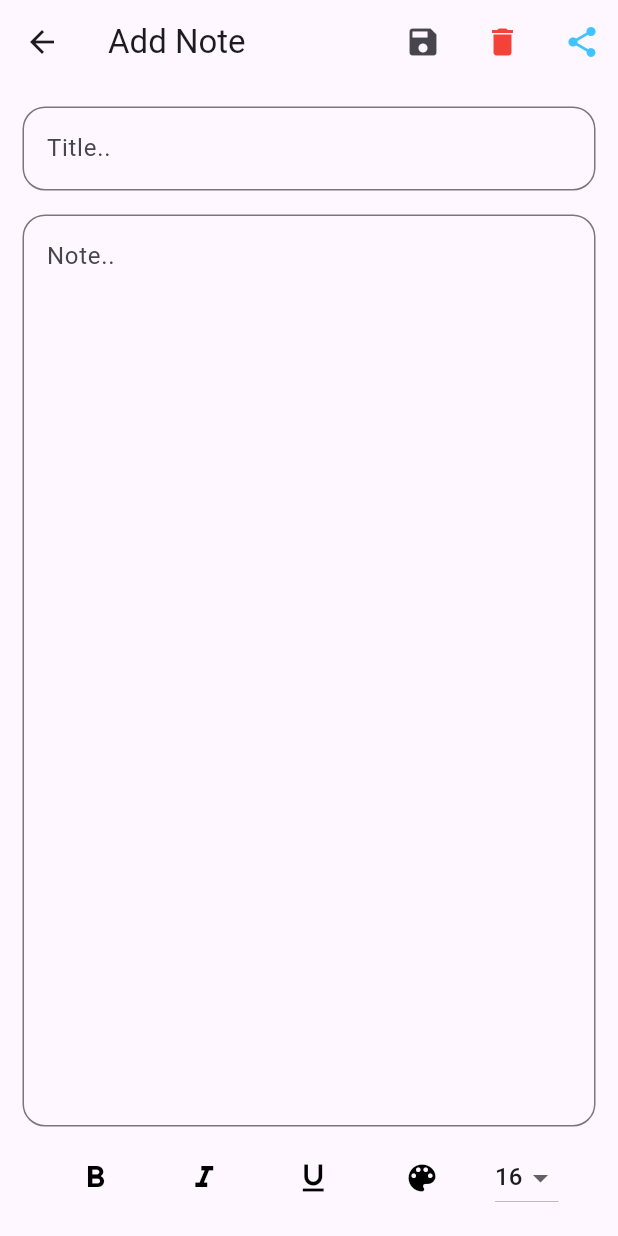
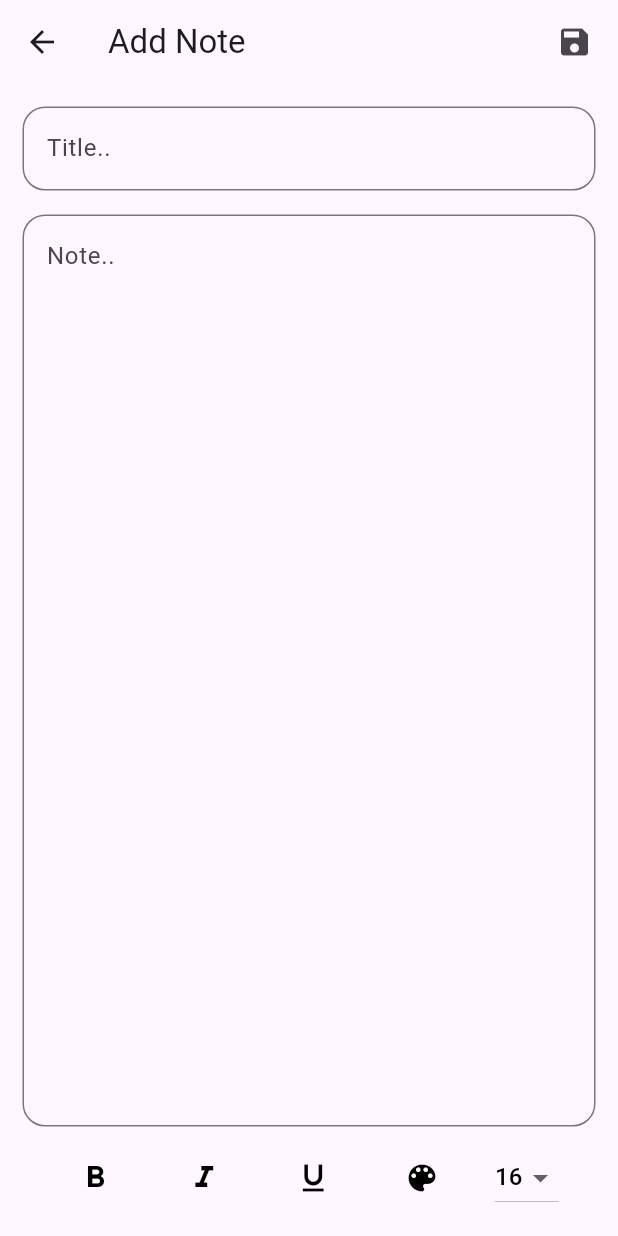
Before and after one commit to harshcodex-stack/MySimpleNote, a Flutter app: the screen it shows after launch, after a tap on the "note alt" icon, on a phone screen of 412 x 824 dp. Run offline on Flutter 3.47's test engine with Material 3 defaults, Android fonts, the phone set to English and light mode, and no system bars; our stand-ins replace flutter_colorpicker, share_plus, shared_preferences, sqflite; accounts and stored records are empty.

Commit message:
Bug Fixes - refresh on scroll and dark mode

```diff
--- a/lib/Models/note.dart
+++ b/lib/Models/note.dart
@@ -1,20 +1,53 @@
+import 'package:flutter/material.dart';
+
 class Note {
   int? id;
   String title, noteDescription;
   DateTime createdAt;
+  double fontSize;
+  Color fontColor;
+  bool isBold;
+  bool isItalic;
+  bool isUnderline;
+
 
   Note({
     this.id,
     required this.title,
     required this.noteDescription,
-    required this.createdAt
+    required this.createdAt,
+    this.fontSize = 16.0,
+    this.fontColor = Colors.black,
+    this.isBold = false,
+    this.isItalic = false,
+    this.isUnderline = false,
 });
 
   Map<String, Object?> toMap() {
     return {
       'title': title,
       'noteDescription': noteDescription,
-      'createdAt':createdAt.toString()
+      'createdAt':createdAt.toString(),
+      'fontSize': fontSize,
+      'fontColor': fontColor.value,
+      'isBold': isBold ? 1 : 0,
+      'isItalic': isItalic ? 1 : 0,
+      'isUnderline': isUnderline ? 1 : 0,
     };
   }
+
+  static Note fromMap(Map<String, dynamic> map) {
+    return Note(
+      id: map['id'],
+      title: map['title'],
+      noteDescription: map['noteDescription'],
+      createdAt: DateTime.parse(map['createdAt']),
+      fontSize: map['fontSize'],
+      fontColor: Color(map['fontColor']),
+      isBold: map['isBold'] == 1,
+      isItalic: map['isItalic'] == 1,
+      isUnderline: map['isUnderline'] == 1,
+    );
+  }
+
 }
--- a/lib/Pages/Create_Note/create_notes.dart
+++ b/lib/Pages/Create_Note/create_notes.dart
@@ -45,12 +45,15 @@ class _CreateNotesState extends State<CreateNotes> {
                 icon: const Icon(Icons.save),
               ),
               const SizedBox(width: 5),
+              if (widget.note != null)
                 IconButton(
                   icon: const Icon(Icons.delete),
                   color: Colors.red,
                   onPressed: _deleteNote,
                 ),
+              if (widget.note != null)
                 const SizedBox(width: 5),
+              if (widget.note != null)
                 IconButton(
                   icon: const Icon(Icons.share_rounded),
                   color: Colors.lightBlueAccent,
@@ -91,7 +94,7 @@ class _CreateNotesState extends State<CreateNotes> {
                       ? TextDecoration.underline
                       : TextDecoration.none,
                   fontSize: _fontSize,
-                  color: _fontColor,
+                  color: Theme.of(context).brightness == Brightness.dark ? Colors.white : _fontColor,
                 ),
               ),
             ),
@@ -105,13 +108,16 @@ class _CreateNotesState extends State<CreateNotes> {
 
 
   Widget _buildTextFormatBar() {
+    bool isDarkMode = Theme.of(context).brightness == Brightness.dark;
+    Color iconColor = isDarkMode ? Colors.white : Colors.black;
+
     return Row(
       mainAxisAlignment: MainAxisAlignment.spaceEvenly,
       children: [
         IconButton(
           icon: Icon(
             Icons.format_bold,
-            color: _isBold ? Colors.blue : Colors.black,
+            color: _isBold ? Colors.blue : iconColor,
           ),
           onPressed: () {
             setState(() {
@@ -119,11 +125,10 @@ class _CreateNotesState extends State<CreateNotes> {
             });
           },
         ),
-
         IconButton(
           icon: Icon(
             Icons.format_italic,
-            color: _isItalic ? Colors.blue : Colors.black,
+            color: _isItalic ? Colors.blue : iconColor,
           ),
           onPressed: () {
             setState(() {
@@ -131,11 +136,10 @@ class _CreateNotesState extends State<CreateNotes> {
             });
           },
         ),
-
         IconButton(
           icon: Icon(
             Icons.format_underline,
-            color: _isUnderline ? Colors.blue : Colors.black,
+            color: _isUnderline ? Colors.blue : iconColor,
           ),
           onPressed: () {
             setState(() {
@@ -143,7 +147,6 @@ class _CreateNotesState extends State<CreateNotes> {
             });
           },
         ),
-
         IconButton(
           icon: const Icon(Icons.color_lens),
           color: _fontColor,
@@ -151,12 +154,16 @@ class _CreateNotesState extends State<CreateNotes> {
         ),
         DropdownButton<double>(
           value: _fontSize,
-          items: <double>[14, 16, 18, 20, 22, 24]
-              .map((double value) => DropdownMenuItem<double>(
+          dropdownColor: isDarkMode ? Colors.grey[800] : Colors.white,
+          items: <double>[14, 16, 18, 20, 22, 24].map((double value) {
+            return DropdownMenuItem<double>(
               value: value,
-            child: Text('${value.toInt()}'),
-          ))
-              .toList(),
+              child: Text(
+                '${value.toInt()}',
+                style: TextStyle(color: isDarkMode ? Colors.white : Colors.black),
+              ),
+            );
+          }).toList(),
           onChanged: (newSize) {
             setState(() {
               _fontSize = newSize!;
@@ -166,6 +173,7 @@ class _CreateNotesState extends State<CreateNotes> {
       ],
     );
   }
+
 
 
   Future<void> _selectFontColor() async {
@@ -212,10 +220,15 @@ class _CreateNotesState extends State<CreateNotes> {
       title: _title.text,
       noteDescription: _noteDescription.text,
       createdAt: DateTime.now(),
+      fontSize: _fontSize,
+      fontColor: _fontColor,
+      isBold: _isBold,
+      isItalic: _isItalic,
+      isUnderline: _isUnderline,
     );
 
     await NotesRepository.insert(note: note);
-    Navigator.pop(context);
+    Navigator.pop(context, true);
   }
 
   _updateNotes() async {
@@ -231,10 +244,15 @@ class _CreateNotesState extends State<CreateNotes> {
       title: _title.text,
       noteDescription: _noteDescription.text,
       createdAt: widget.note!.createdAt,
+      fontSize: _fontSize,
+      fontColor: _fontColor,
+      isBold: _isBold,
+      isItalic: _isItalic,
+      isUnderline: _isUnderline,
     );
 
     await NotesRepository.update(note: note);
-    Navigator.pop(context);
+    Navigator.pop(context, true);
   }
 
   _deleteNote() async {
@@ -260,9 +278,10 @@ class _CreateNotesState extends State<CreateNotes> {
 
     if (shouldDelete == true) {
       await NotesRepository.delete(note: widget.note!);
-      Navigator.pop(context);
+      Navigator.pop(context, true);
     }
   }
+
 
   _shareNote() {
     final noteText = 'Title: ${_title.text}\n\nNote: ${_noteDescription.text}';
--- a/lib/Pages/Home/home_page.dart
+++ b/lib/Pages/Home/home_page.dart
@@ -6,7 +6,7 @@ import 'package:my_simple_note/Repository/notes_repository.dart';
 import '../../Models/note.dart';
 
 class HomePage extends StatefulWidget {
-  final ValueChanged<bool> onThemeChanged; // Callback to change theme
+  final ValueChanged<bool> onThemeChanged;
 
   const HomePage({super.key, required this.onThemeChanged});
 
@@ -20,7 +20,7 @@ class _HomePageState extends State<HomePage> {
   @override
   void initState() {
     super.initState();
-    _refreshNotes(); // Load notes initially
+    _refreshNotes();
   }
 
   void _refreshNotes() {
@@ -49,13 +49,10 @@ class _HomePageState extends State<HomePage> {
         ),
         centerTitle: true,
         actions: [
-          IconButton(
-            onPressed: _refreshNotes,
-            icon: const Icon(Icons.refresh_rounded),
-          ),
-          // Theme switch
           Switch(
-            value: Theme.of(context).brightness == Brightness.dark,
+            value: Theme
+                .of(context)
+                .brightness == Brightness.dark,
             onChanged: (value) {
               widget.onThemeChanged(value);
             },
@@ -76,6 +73,11 @@ class _HomePageState extends State<HomePage> {
           ),
           Padding(
             padding: const EdgeInsets.all(15),
+            child: RefreshIndicator(
+              onRefresh: () async {
+                _refreshNotes();
+                await _notesFuture;
+              },
               child: FutureBuilder<List<Note>>(
                 future: _notesFuture,
                 builder: (context, snapshot) {
@@ -95,27 +97,44 @@ class _HomePageState extends State<HomePage> {
                       itemCount: snapshot.data!.length,
                       itemBuilder: (context, index) {
                         var note = snapshot.data![index];
-                      return MyNotes(note: note);
+                        return GestureDetector(
+                          onTap: () async {
+                            final result = await Navigator.push(
+                              context,
+                              MaterialPageRoute(
+                                  builder: (_) => CreateNotes(note: note)),
+                            );
+                            if (result == true) {
+                              _refreshNotes();
+                            }
+                          },
+                          child: MyNotes(note: note),
+                        );
                       },
                     );
                   }
-                // Show loading indicator while waiting for data
                   return const Center(child: CircularProgressIndicator());
                 },
               ),
             ),
-
+          ),
           Positioned(
             bottom: 20,
             right: 20,
             child: FloatingActionButton(
-              onPressed: () {
-                Navigator.push(
+              onPressed: () async {
+                final result = await Navigator.push(
                   context,
                   MaterialPageRoute(builder: (_) => const CreateNotes()),
                 );
+                if (result == true) {
+                  _refreshNotes();
+                }
               },
-              backgroundColor: Theme.of(context).colorScheme.primary,
+              backgroundColor: Theme
+                  .of(context)
+                  .colorScheme
+                  .primary,
               foregroundColor: Colors.white,
               child: const Icon(Icons.note_alt_rounded),
             ),
--- a/lib/Repository/notes_repository.dart
+++ b/lib/Repository/notes_repository.dart
@@ -1,7 +1,7 @@
+import 'dart:ui';
 
 import 'package:path/path.dart';
 import 'package:sqflite/sqflite.dart';
-
 import '../Models/note.dart';
 
 class NotesRepository {
@@ -9,17 +9,39 @@ class NotesRepository {
   static const _tableName = 'notes';
 
   static Future<Database> _database() async {
-    final database = openDatabase(
+    final database = await openDatabase(
       join(await getDatabasesPath(), _dbName),
+      version: 1,
       onCreate: (db, version) {
         return db.execute(
-          'CREATE TABLE $_tableName(id INTEGER PRIMARY KEY, title TEXT,'
-              ' noteDescription TEXT, createdAt TEXT)',
+          'CREATE TABLE $_tableName(id INTEGER PRIMARY KEY, title TEXT, '
+              'noteDescription TEXT, createdAt TEXT)',
         );
       },
-      version: 1,
     );
+
+    await _addMissingColumns(database);
+
     return database;
+  }
+
+  static Future<void> _addMissingColumns(Database db) async {
+    final columns = [
+      {'name': 'fontSize', 'type': 'REAL', 'default': '16.0'},
+      {'name': 'fontColor', 'type': 'INTEGER', 'default': '4278190080'},
+      {'name': 'isBold', 'type': 'INTEGER', 'default': '0'},
+      {'name': 'isItalic', 'type': 'INTEGER', 'default': '0'},
+      {'name': 'isUnderline', 'type': 'INTEGER', 'default': '0'},
+    ];
+
+    for (var column in columns) {
+      try {
+        await db.execute(
+          'ALTER TABLE $_tableName ADD COLUMN ${column['name']} ${column['type']} DEFAULT ${column['default']}',
+        );
+      } catch (e) {
+      }
+    }
   }
 
   static insert({required Note note}) async {
@@ -31,23 +53,28 @@ class NotesRepository {
     );
   }
 
-  static Future<List<Note>>getNotes() async {
+  static Future<List<Note>> getNotes() async {
     final db = await _database();
-
     final List<Map<String, dynamic>> maps = await db.query(_tableName);
 
     return List.generate(maps.length, (i) {
       return Note(
-          id: maps[i]['id'] as int,
-          title: maps[i]['title'] as String,
-          noteDescription: maps[i]['noteDescription'] as String,
-          createdAt: DateTime.parse(maps[i]['createdAt'])
+        id: maps[i]['id'] as int,
+        title: maps[i]['title'] as String,
+        noteDescription: maps[i]['noteDescription'] as String,
+        createdAt: DateTime.parse(maps[i]['createdAt']),
+        fontSize: maps[i]['fontSize'] as double? ?? 16.0,
+        fontColor: Color(maps[i]['fontColor'] as int? ?? 4278190080), // Convert int to Color
+        isBold: (maps[i]['isBold'] as int? ?? 0) == 1,
+        isItalic: (maps[i]['isItalic'] as int? ?? 0) == 1,
+        isUnderline: (maps[i]['isUnderline'] as int? ?? 0) == 1,
       );
     });
   }
+
+
   static update({required Note note}) async {
     final db = await _database();
-
     await db.update(
       _tableName,
       note.toMap(),
@@ -56,9 +83,8 @@ class NotesRepository {
     );
   }
 
-  static delete ({required Note note}) async {
+  static delete({required Note note}) async {
     final db = await _database();
-
     await db.delete(
       _tableName,
       where: 'id = ?',
```
Lines whose indentation alone changed are shown as unchanged.
